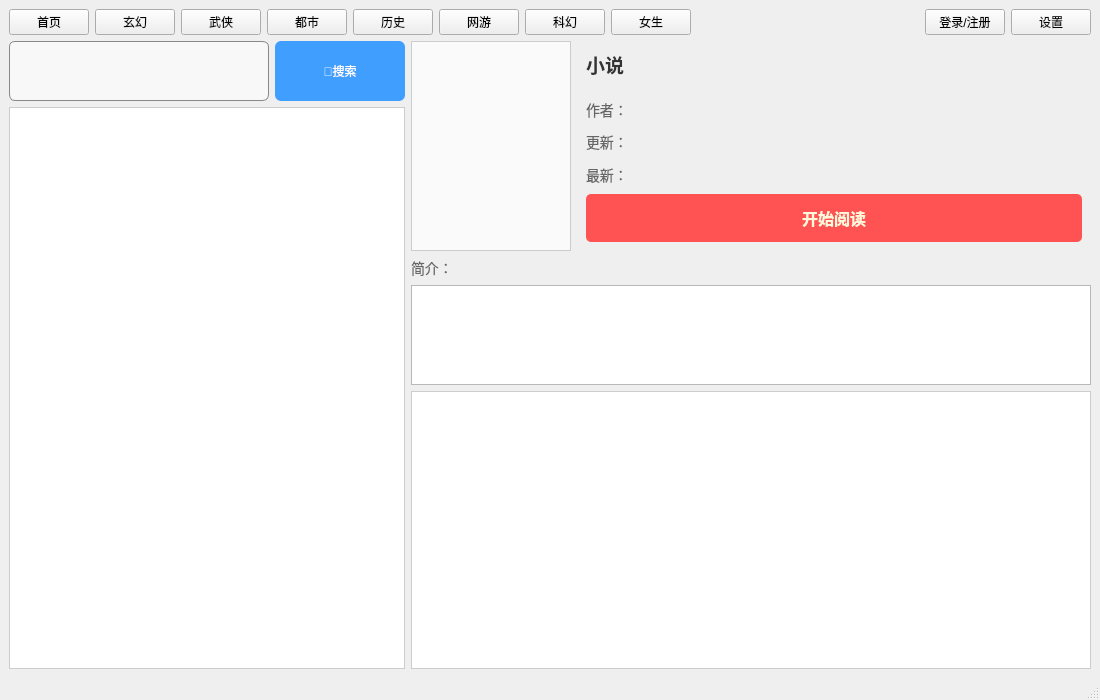
Above: mainwindow.ui from lankai7/Novel_Book before the change. Below: the same form after it.
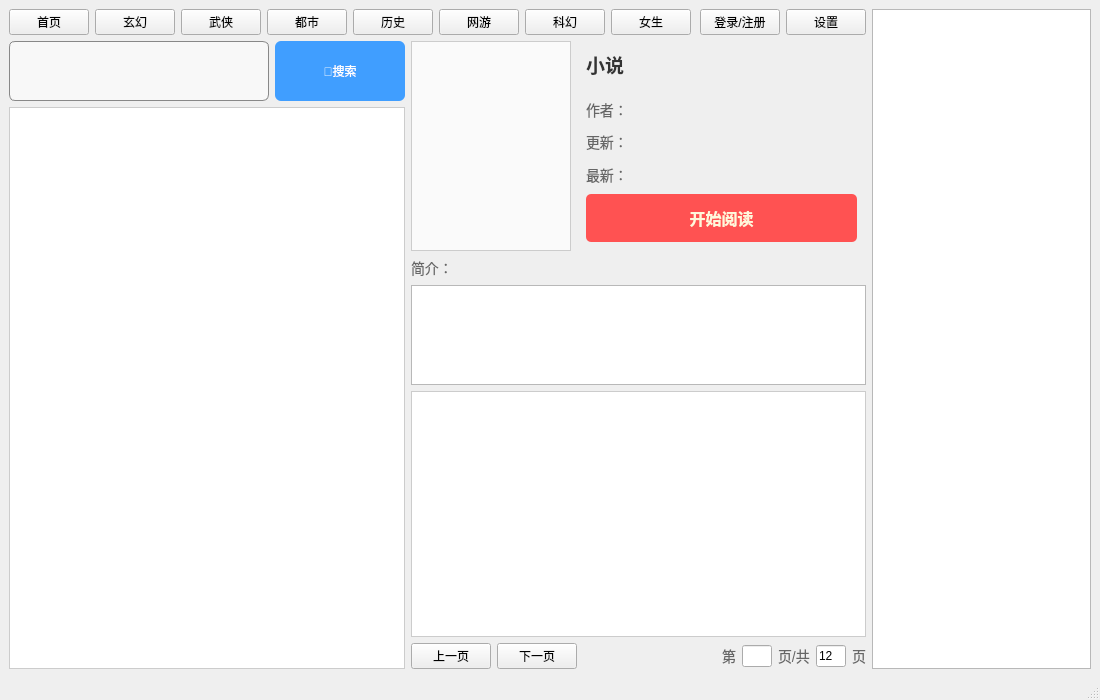
That is the form after the change.

The edit to the form file:
```diff
--- a/mainwindow.ui
+++ b/mainwindow.ui
@@ -124,93 +124,7 @@
    </property>
    <layout class="QHBoxLayout" name="horizontalLayout">
     <item>
-     <layout class="QGridLayout" name="gridLayout" rowstretch="0,1,1,0,0,2" columnstretch="2,1,2,2,2" rowminimumheight="0,1,1,0,0,2" columnminimumwidth="2,1,2,2,2">
-      <item row="2" column="0" rowspan="4" colspan="2">
-       <widget class="QListWidget" name="listSearch"/>
-      </item>
-      <item row="3" column="2" colspan="3">
-       <widget class="QLabel" name="label_3">
-        <property name="text">
-         <string>简介：</string>
-        </property>
-       </widget>
-      </item>
-      <item row="4" column="2" colspan="3">
-       <widget class="QTextBrowser" name="intro">
-        <property name="minimumSize">
-         <size>
-          <width>0</width>
-          <height>100</height>
-         </size>
-        </property>
-        <property name="maximumSize">
-         <size>
-          <width>16777215</width>
-          <height>100</height>
-         </size>
-        </property>
-       </widget>
-      </item>
-      <item row="1" column="0">
-       <widget class="QLineEdit" name="editKeyword">
-        <property name="minimumSize">
-         <size>
-          <width>260</width>
-          <height>60</height>
-         </size>
-        </property>
-        <property name="maximumSize">
-         <size>
-          <width>260</width>
-          <height>60</height>
-         </size>
-        </property>
-       </widget>
-      </item>
-      <item row="1" column="1">
-       <widget class="QPushButton" name="btnSearch">
-        <property name="minimumSize">
-         <size>
-          <width>130</width>
-          <height>0</height>
-         </size>
-        </property>
-        <property name="maximumSize">
-         <size>
-          <width>130</width>
-          <height>60</height>
-         </size>
-        </property>
-        <property name="text">
-         <string>🔎搜索</string>
-        </property>
-       </widget>
-      </item>
-      <item row="5" column="2" colspan="3">
-       <widget class="QListWidget" name="listChapter"/>
-      </item>
-      <item row="1" column="2" rowspan="2">
-       <widget class="QLabel" name="labelCover">
-        <property name="minimumSize">
-         <size>
-          <width>160</width>
-          <height>210</height>
-         </size>
-        </property>
-        <property name="maximumSize">
-         <size>
-          <width>160</width>
-          <height>210</height>
-         </size>
-        </property>
-        <property name="styleSheet">
-         <string notr="true"/>
-        </property>
-        <property name="text">
-         <string/>
-        </property>
-       </widget>
-      </item>
+     <layout class="QGridLayout" name="gridLayout" rowstretch="0,1,1,0,0,2,0" columnstretch="2,1,2,2,2" rowminimumheight="0,1,1,0,0,2,0" columnminimumwidth="2,1,2,2,2">
       <item row="1" column="3" rowspan="2" colspan="2">
        <widget class="QWidget" name="info" native="true">
         <layout class="QGridLayout" name="gridLayout_2" columnstretch="0,0,0,0">
@@ -345,6 +259,54 @@
         </layout>
        </widget>
       </item>
+      <item row="3" column="2" colspan="3">
+       <widget class="QLabel" name="label_3">
+        <property name="text">
+         <string>简介：</string>
+        </property>
+       </widget>
+      </item>
+      <item row="4" column="2" colspan="3">
+       <widget class="QTextBrowser" name="intro">
+        <property name="minimumSize">
+         <size>
+          <width>0</width>
+          <height>100</height>
+         </size>
+        </property>
+        <property name="maximumSize">
+         <size>
+          <width>16777215</width>
+          <height>100</height>
+         </size>
+        </property>
+       </widget>
+      </item>
+      <item row="5" column="2" colspan="3">
+       <widget class="QListWidget" name="listChapter"/>
+      </item>
+      <item row="1" column="2" rowspan="2">
+       <widget class="QLabel" name="labelCover">
+        <property name="minimumSize">
+         <size>
+          <width>160</width>
+          <height>210</height>
+         </size>
+        </property>
+        <property name="maximumSize">
+         <size>
+          <width>160</width>
+          <height>210</height>
+         </size>
+        </property>
+        <property name="styleSheet">
+         <string notr="true"/>
+        </property>
+        <property name="text">
+         <string/>
+        </property>
+       </widget>
+      </item>
       <item row="0" column="0" colspan="5">
        <layout class="QHBoxLayout" name="horizontalLayout_2">
         <item>
@@ -432,8 +394,131 @@
         </item>
        </layout>
       </item>
+      <item row="1" column="1">
+       <widget class="QPushButton" name="btnSearch">
+        <property name="minimumSize">
+         <size>
+          <width>130</width>
+          <height>0</height>
+         </size>
+        </property>
+        <property name="maximumSize">
+         <size>
+          <width>130</width>
+          <height>60</height>
+         </size>
+        </property>
+        <property name="text">
+         <string>🔎搜索</string>
+        </property>
+       </widget>
+      </item>
+      <item row="1" column="0">
+       <widget class="QLineEdit" name="editKeyword">
+        <property name="minimumSize">
+         <size>
+          <width>260</width>
+          <height>60</height>
+         </size>
+        </property>
+        <property name="maximumSize">
+         <size>
+          <width>260</width>
+          <height>60</height>
+         </size>
+        </property>
+       </widget>
+      </item>
+      <item row="2" column="0" rowspan="5" colspan="2">
+       <widget class="QListWidget" name="listSearch"/>
+      </item>
+      <item row="6" column="2" colspan="3">
+       <layout class="QHBoxLayout" name="horizontalLayout_3">
+        <item>
+         <widget class="QPushButton" name="pushButton">
+          <property name="text">
+           <string>上一页</string>
+          </property>
+         </widget>
+        </item>
+        <item>
+         <widget class="QPushButton" name="pushButton_2">
+          <property name="text">
+           <string>下一页</string>
+          </property>
+         </widget>
+        </item>
+        <item>
+         <spacer name="horizontalSpacer_2">
+          <property name="orientation">
+           <enum>Qt::Horizontal</enum>
+          </property>
+          <property name="sizeHint" stdset="0">
+           <size>
+            <width>40</width>
+            <height>20</height>
+           </size>
+          </property>
+         </spacer>
+        </item>
+        <item>
+         <widget class="QLabel" name="label_7">
+          <property name="text">
+           <string>第</string>
+          </property>
+         </widget>
+        </item>
+        <item>
+         <widget class="QLineEdit" name="lineEdit">
+          <property name="maximumSize">
+           <size>
+            <width>30</width>
+            <height>16777215</height>
+           </size>
+          </property>
+         </widget>
+        </item>
+        <item>
+         <widget class="QLabel" name="label_6">
+          <property name="text">
+           <string>页/共</string>
+          </property>
+         </widget>
+        </item>
+        <item>
+         <widget class="QLineEdit" name="lineEdit_2">
+          <property name="maximumSize">
+           <size>
+            <width>30</width>
+            <height>16777215</height>
+           </size>
+          </property>
+          <property name="text">
+           <string>12</string>
+          </property>
+         </widget>
+        </item>
+        <item>
+         <widget class="QLabel" name="label_8">
+          <property name="text">
+           <string>页</string>
+          </property>
+         </widget>
+        </item>
+       </layout>
+      </item>
      </layout>
     </item>
+    <item>
+     <widget class="QTextBrowser" name="chapter_text">
+      <property name="maximumSize">
+       <size>
+        <width>700</width>
+        <height>16777215</height>
+       </size>
+      </property>
+     </widget>
+    </item>
    </layout>
   </widget>
   <widget class="QStatusBar" name="statusbar"/>
```
